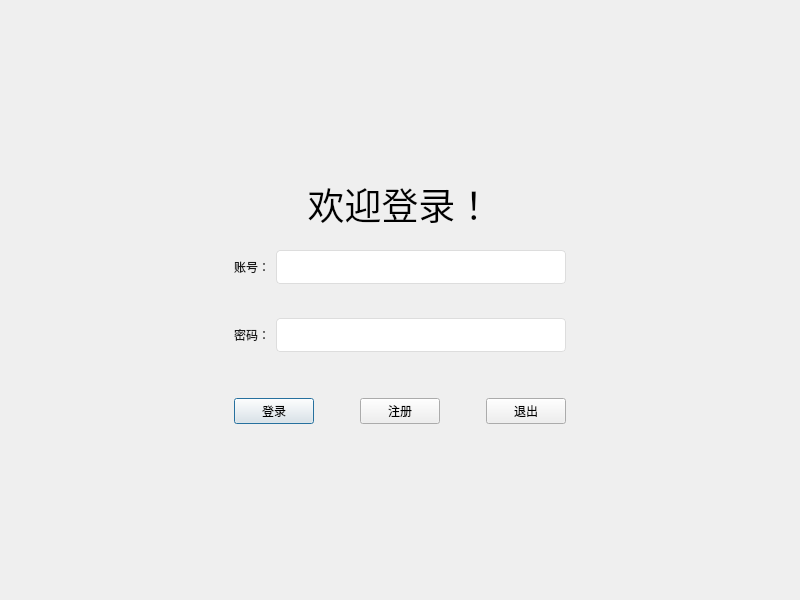
Old version of the form qt/class2/login.ui in the repository ohayo2333/bysj.
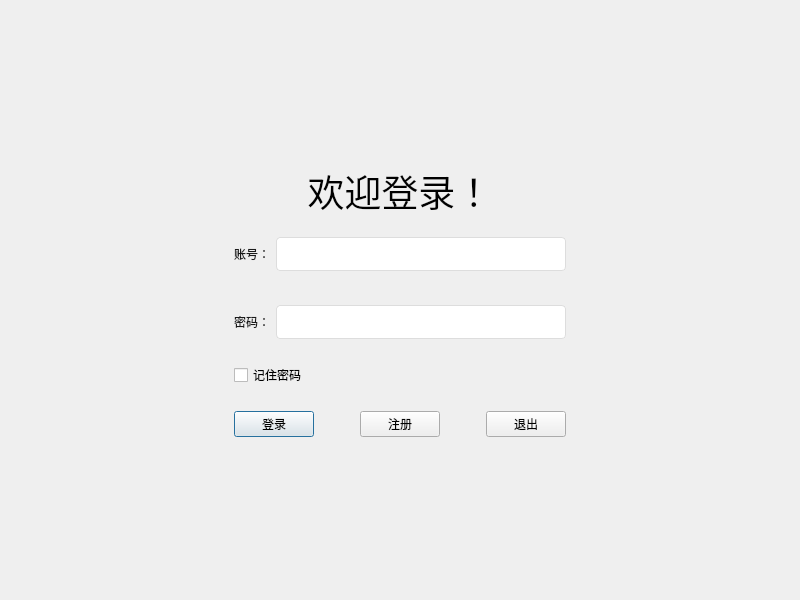
New version of the form.

The edit to the form file:
```diff
--- a/qt/class2/login.ui
+++ b/qt/class2/login.ui
@@ -17,6 +17,19 @@
    <string notr="true"/>
   </property>
   <layout class="QGridLayout" name="gridLayout">
+   <item row="0" column="2">
+    <spacer name="verticalSpacer_5">
+     <property name="orientation">
+      <enum>Qt::Vertical</enum>
+     </property>
+     <property name="sizeHint" stdset="0">
+      <size>
+       <width>20</width>
+       <height>125</height>
+      </size>
+     </property>
+    </spacer>
+   </item>
    <item row="1" column="0">
     <spacer name="horizontalSpacer_3">
      <property name="orientation">
@@ -24,52 +37,13 @@
      </property>
      <property name="sizeHint" stdset="0">
       <size>
-       <width>160</width>
+       <width>184</width>
        <height>20</height>
       </size>
      </property>
     </spacer>
    </item>
-   <item row="1" column="2">
-    <spacer name="horizontalSpacer_4">
-     <property name="orientation">
-      <enum>Qt::Horizontal</enum>
-     </property>
-     <property name="sizeHint" stdset="0">
-      <size>
-       <width>160</width>
-       <height>20</height>
-      </size>
-     </property>
-    </spacer>
-   </item>
-   <item row="0" column="1">
-    <spacer name="verticalSpacer_5">
-     <property name="orientation">
-      <enum>Qt::Vertical</enum>
-     </property>
-     <property name="sizeHint" stdset="0">
-      <size>
-       <width>20</width>
-       <height>144</height>
-      </size>
-     </property>
-    </spacer>
-   </item>
-   <item row="2" column="1">
-    <spacer name="verticalSpacer_4">
-     <property name="orientation">
-      <enum>Qt::Vertical</enum>
-     </property>
-     <property name="sizeHint" stdset="0">
-      <size>
-       <width>20</width>
-       <height>143</height>
-      </size>
-     </property>
-    </spacer>
-   </item>
-   <item row="1" column="1">
+   <item row="1" column="1" colspan="2">
     <layout class="QVBoxLayout" name="verticalLayout">
      <item>
       <widget class="QLabel" name="label">
@@ -191,7 +165,27 @@
        <property name="sizeHint" stdset="0">
         <size>
          <width>20</width>
-         <height>40</height>
+         <height>18</height>
+        </size>
+       </property>
+      </spacer>
+     </item>
+     <item>
+      <widget class="QCheckBox" name="rememberCheckBox">
+       <property name="text">
+        <string>记住密码</string>
+       </property>
+      </widget>
+     </item>
+     <item>
+      <spacer name="verticalSpacer_4">
+       <property name="orientation">
+        <enum>Qt::Vertical</enum>
+       </property>
+       <property name="sizeHint" stdset="0">
+        <size>
+         <width>20</width>
+         <height>18</height>
         </size>
        </property>
       </spacer>
@@ -258,6 +252,32 @@
      </item>
     </layout>
    </item>
+   <item row="1" column="3">
+    <spacer name="horizontalSpacer_4">
+     <property name="orientation">
+      <enum>Qt::Horizontal</enum>
+     </property>
+     <property name="sizeHint" stdset="0">
+      <size>
+       <width>183</width>
+       <height>20</height>
+      </size>
+     </property>
+    </spacer>
+   </item>
+   <item row="2" column="1">
+    <spacer name="verticalSpacer_6">
+     <property name="orientation">
+      <enum>Qt::Vertical</enum>
+     </property>
+     <property name="sizeHint" stdset="0">
+      <size>
+       <width>20</width>
+       <height>125</height>
+      </size>
+     </property>
+    </spacer>
+   </item>
   </layout>
   <zorder>loginBtn</zorder>
   <zorder>label_2</zorder>
```
Left out of the diff: 16 changed lines with no effect on the pictures.
